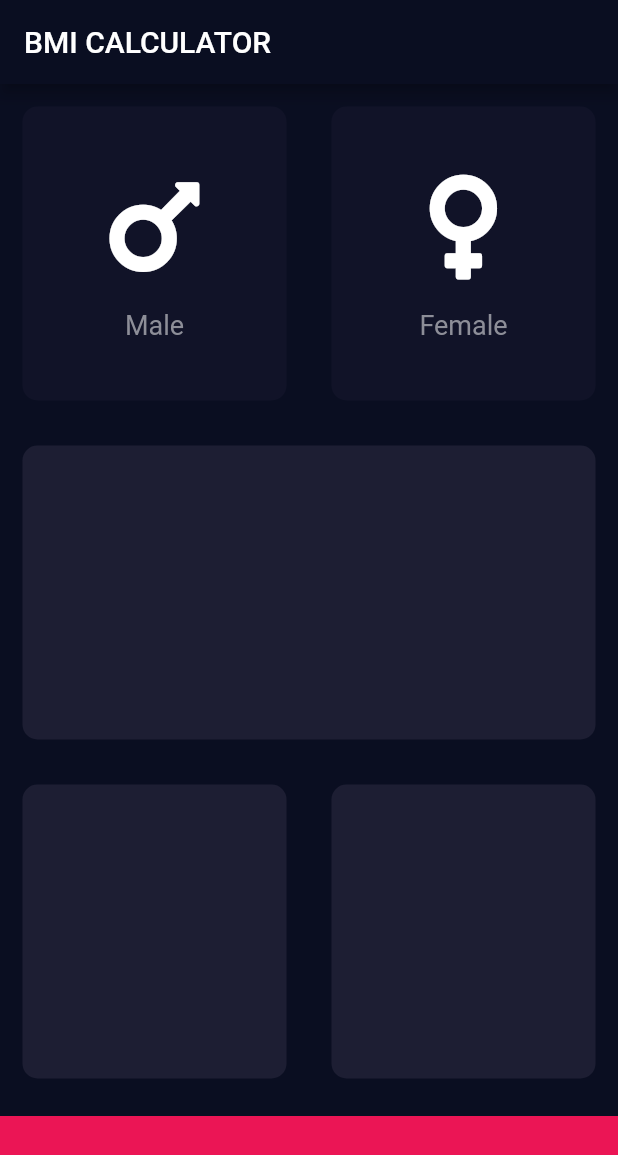
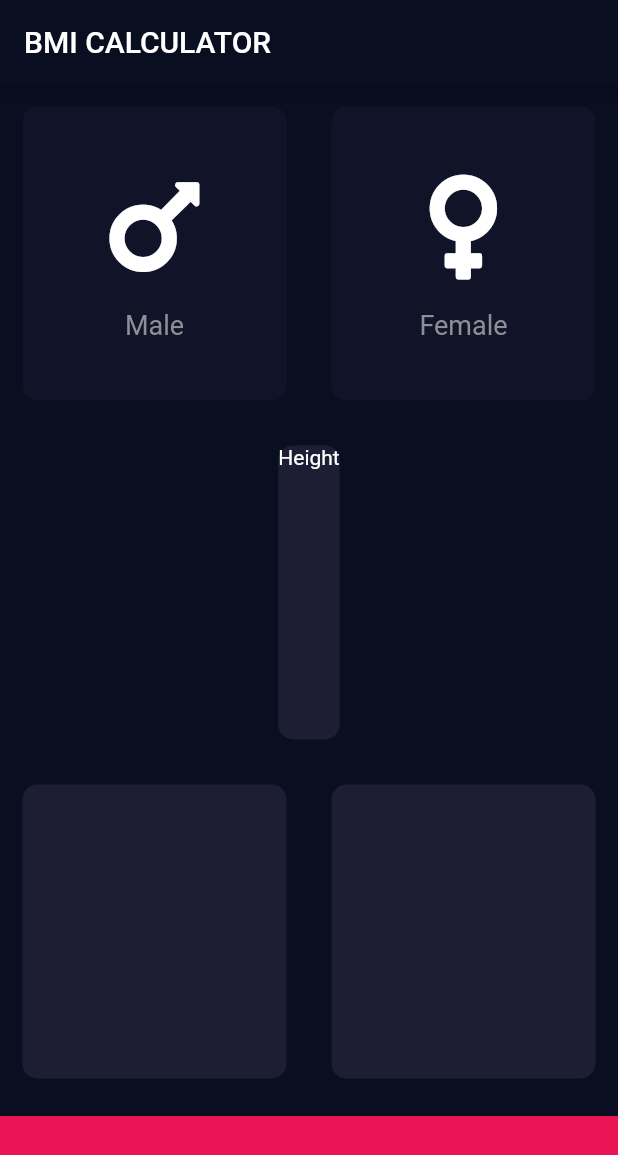
Before and after one commit to leaf76/bmi-calculator-flutter, a Flutter app: the screen it shows after launch, on a phone screen of 412 x 824 dp. Shown: the top 1155 px of the screen. Run offline on Flutter 3.47's test engine with Material 2 defaults, Android fonts, the phone set to English and light mode, and no system bars; our stand-ins replace font_awesome_flutter.

Commit message:
add new constants file and refactor

```diff
--- /dev/null
+++ b/lib/constants.dart
@@ -0,0 +1,13 @@
+import 'package:flutter/cupertino.dart';
+import 'package:flutter/material.dart';
+
+// k like c const
+const kLabelTextStyle = TextStyle(
+  fontSize: 18.0,
+  color: Color(0xFF8D8E98),
+);
+
+const kBottomContainerHeight = 80.0;
+const kBottomContainerColor = Color(0xFFEB1555);
+const kInactiveCardColor = Color(0xFF111328);
+const kActiveCardColor = Color(0xFF1D1E33);
--- a/lib/icon_content.dart
+++ b/lib/icon_content.dart
@@ -1,10 +1,7 @@
 import 'package:flutter/cupertino.dart';
 import 'package:flutter/material.dart';
 
-const labelTextStyle = TextStyle(
-  fontSize: 18.0,
-  color: Color(0xFF8D8E98),
-);
+import 'constants.dart';
 
 class IconContent extends StatelessWidget {
   IconContent({@required this.icon, this.label});
@@ -26,7 +23,7 @@ class IconContent extends StatelessWidget {
         ),
         Text(
           label,
-          style: labelTextStyle,
+          style: kLabelTextStyle,
         )
       ],
     );
--- a/lib/input_page.dart
+++ b/lib/input_page.dart
@@ -3,13 +3,8 @@ import 'package:flutter/cupertino.dart';
 import 'package:flutter/material.dart';
 import 'package:font_awesome_flutter/font_awesome_flutter.dart';
 
+import 'constants.dart';
 import 'icon_content.dart';
-
-const bottomContainerHeight = 80.0;
-const bottomContainerColor = Color(0xFFEB1555);
-
-const inactiveCardColor = Color(0xFF111328);
-const activeCardColor = Color(0xFF1D1E33);
 
 enum Gender { male, female }
 
@@ -40,8 +35,8 @@ class _InputPageState extends State<InputPage> {
                       });
                     },
                     colorr: selectorGender == Gender.male
-                        ? activeCardColor
-                        : inactiveCardColor,
+                        ? kActiveCardColor
+                        : kInactiveCardColor,
                     cardChild: IconContent(
                       icon: FontAwesomeIcons.mars,
                       label: 'Male',
@@ -56,8 +51,8 @@ class _InputPageState extends State<InputPage> {
                       });
                     },
                     colorr: selectorGender == Gender.female
-                        ? activeCardColor
-                        : inactiveCardColor,
+                        ? kActiveCardColor
+                        : kInactiveCardColor,
                     cardChild: IconContent(
                       icon: FontAwesomeIcons.venus,
                       label: 'Female',
@@ -69,7 +64,10 @@ class _InputPageState extends State<InputPage> {
           ),
           Expanded(
             child: ReusableCard(
-              colorr: activeCardColor,
+              colorr: kActiveCardColor,
+              cardChild: Column(
+                children: <Widget>[Text('Height')],
+              ),
             ),
           ),
           Expanded(
@@ -77,22 +75,22 @@ class _InputPageState extends State<InputPage> {
               children: <Widget>[
                 Expanded(
                   child: ReusableCard(
-                    colorr: activeCardColor,
+                    colorr: kActiveCardColor,
                   ),
                 ),
                 Expanded(
                   child: ReusableCard(
-                    colorr: activeCardColor,
+                    colorr: kActiveCardColor,
                   ),
                 ),
               ],
             ),
           ),
           Container(
-            color: bottomContainerColor,
+            color: kBottomContainerColor,
             margin: EdgeInsets.only(top: 10.0),
             width: double.infinity,
-            height: bottomContainerHeight,
+            height: kBottomContainerHeight,
           )
         ],
       ),
```
